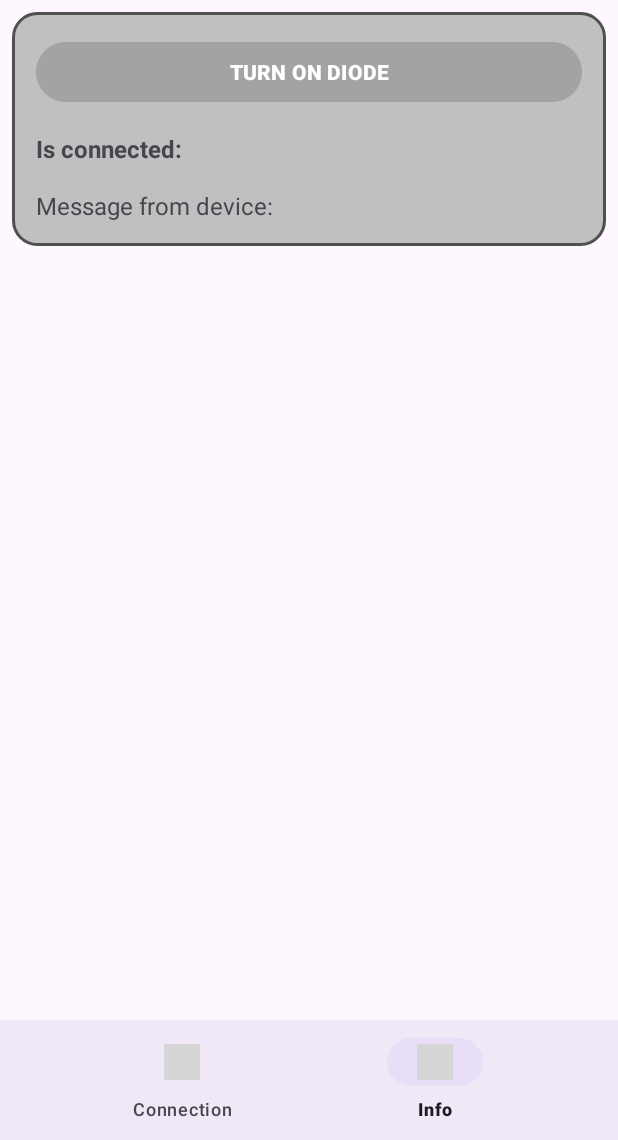
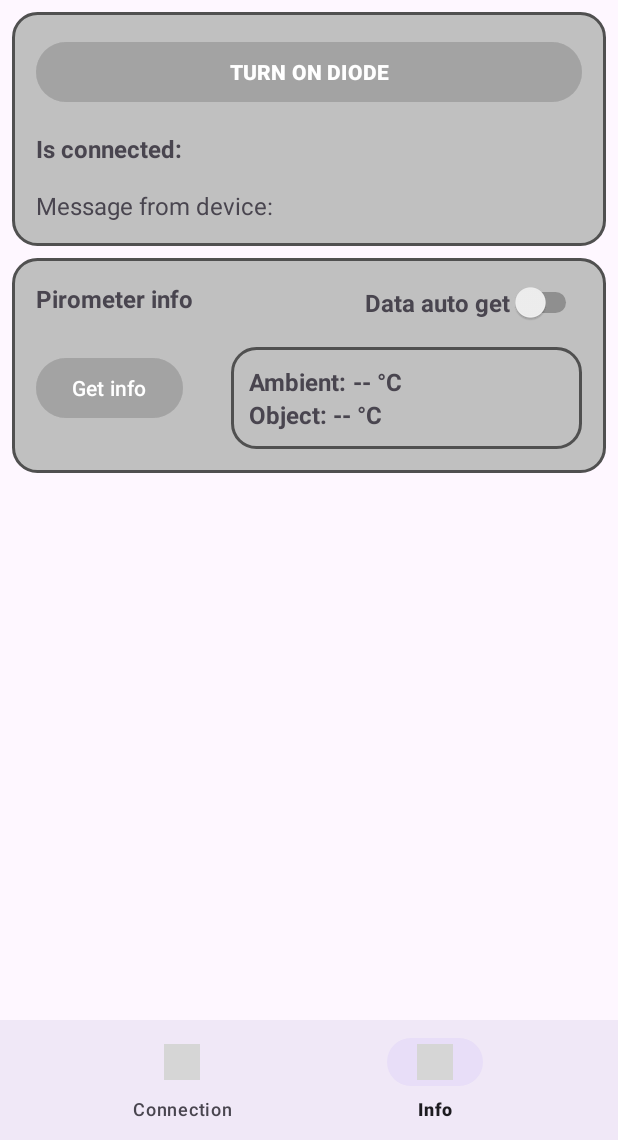
Before and after one commit to VitalianoParmezano/ThermoLink, an Android app: the screen it shows after launch (MainActivity), item 2 of the bottom bar chosen, on a phone screen of 412 x 824 dp, the part 96-1236 px from its top. Run offline under Robolectric (Android 15) with nearby library versions, the phone set to English and light mode, and no system bars; grey boxes are pictures that could not be loaded.

Commit message:
Get info from pirometr | pirometr block

```diff
--- a/app/src/main/java/com/example/thermolink/Device_converstation.java
+++ b/app/src/main/java/com/example/thermolink/Device_converstation.java
@@ -1,10 +1,13 @@
 package com.example.thermolink;
 
+import android.annotation.SuppressLint;
 import android.bluetooth.BluetoothDevice;
 import android.os.Bundle;
 
 import androidx.fragment.app.Fragment;
 
+import android.os.Handler;
+import android.os.Looper;
 import android.view.LayoutInflater;
 import android.view.View;
 import android.view.ViewGroup;
@@ -18,9 +21,9 @@ import org.w3c.dom.Text;
 
 public class Device_converstation extends Fragment {
     private MyBluetoothHelper bluetoothHelper;
-    private TextView isConnected_tv, messageFromDevice_tv;
+    private TextView isConnected_tv, messageFromDevice_tv, ambient_temp_tv, object_temp_tv;
     private BluetoothDevice selectedDevice;
-    private Button btn_debug, btn_turOnDiode;
+    private Button btn_pirometr_info, btn_turOnDiode;
 
     public Device_converstation() {}
 
@@ -55,10 +58,16 @@ public class Device_converstation extends Fragment {
         messageFromDevice_tv = view.findViewById(R.id.tv_receive);
         isConnected_tv = view.findViewById(R.id.tv_is_connected);
 
+        ambient_temp_tv = view.findViewById(R.id.tv_ambient_pirometer);
+        object_temp_tv = view.findViewById(R.id.tv_object_pirometer);
+
         btn_turOnDiode = view.findViewById(R.id.btn_turn_on_diode);
         btn_turOnDiode.setOnClickListener(v -> {
             bluetoothHelper.sendCommand("SWITCH_LED");
         });
+
+        btn_pirometr_info = view.findViewById(R.id.btn_pirometr_info);
+        btn_pirometr_info.setOnClickListener(v -> bluetoothHelper.sendCommand("PIROMETR"));
 
 
 
@@ -72,6 +81,7 @@ public class Device_converstation extends Fragment {
             @Override
             public void onMessageFromDevice(String s) {
                 messageFromDevice_tv.setText("Message from device: " + s);
+                messageFromDeviceHandler(s);
             }
         });
 
@@ -79,4 +89,20 @@ public class Device_converstation extends Fragment {
         return view;
     }
 
+    @SuppressLint("SetTextI18n")
+    private void messageFromDeviceHandler(String s){
+        Handler mainHandler  = new Handler(Looper.getMainLooper());
+
+        if (s.startsWith("pirometr")){
+            s = s.substring(8);
+            String[] parts = s.split("\\|");
+            final String ambientText = parts[0] + " °C";
+            final String objectText = parts[1] + " °C";
+            mainHandler.post(() -> {
+                ambient_temp_tv.setText(ambientText);
+                object_temp_tv.setText(objectText);
+            });
+        }
+    }
+
 }
--- a/app/src/main/res/layout/fragment_device_converstation.xml
+++ b/app/src/main/res/layout/fragment_device_converstation.xml
@@ -10,35 +10,38 @@
         android:layout_width="match_parent"
         android:layout_height="match_parent">
 
+
         <androidx.constraintlayout.widget.ConstraintLayout
+            android:id="@+id/layout_debug_info"
             android:layout_width="match_parent"
             android:layout_height="wrap_content"
+            android:layout_margin="8dp"
             android:background="@drawable/shape_rounded_item"
             android:padding="16dp"
-            app:layout_constraintTop_toTopOf="parent"
-            android:layout_margin="8dp"
-            >
+            app:layout_constraintTop_toTopOf="parent">
+
             <Button
                 android:id="@+id/btn_turn_on_diode"
                 android:layout_width="0dp"
                 android:layout_height="wrap_content"
+                android:backgroundTint="@color/light_gray"
+                android:paddingVertical="10dp"
                 android:text="TURN ON DIODE"
-                android:backgroundTint="@color/light_gray"
                 android:textStyle="bold"
-                android:paddingVertical="10dp"
-                app:layout_constraintTop_toTopOf="parent"
+                app:layout_constraintEnd_toEndOf="parent"
                 app:layout_constraintStart_toStartOf="parent"
-                app:layout_constraintEnd_toEndOf="parent" />
+                app:layout_constraintTop_toTopOf="parent" />
+
             <TextView
                 android:id="@+id/tv_is_connected"
                 android:layout_width="wrap_content"
                 android:layout_height="wrap_content"
+                android:layout_marginTop="16dp"
                 android:text="Is connected:"
                 android:textSize="16sp"
                 android:textStyle="bold"
-                android:layout_marginTop="16dp"
-                app:layout_constraintTop_toBottomOf="@id/btn_turn_on_diode"
-                app:layout_constraintStart_toStartOf="parent" />
+                app:layout_constraintStart_toStartOf="parent"
+                app:layout_constraintTop_toBottomOf="@id/btn_turn_on_diode" />
 
             <!-- "Готово до відправки" -->
 
@@ -47,20 +50,122 @@
                 android:id="@+id/tv_receive"
                 android:layout_width="0dp"
                 android:layout_height="wrap_content"
+                android:layout_marginTop="16dp"
+                android:layout_marginBottom="4dp"
                 android:text="Message from device:"
                 android:textSize="16sp"
-                android:layout_marginTop="16dp"
-                android:layout_marginBottom="4dp"
-                app:layout_constraintTop_toBottomOf="@id/tv_is_connected"
+                app:layout_constraintEnd_toEndOf="parent"
                 app:layout_constraintStart_toStartOf="parent"
-                app:layout_constraintEnd_toEndOf="parent" />
+                app:layout_constraintTop_toBottomOf="@id/tv_is_connected" />
 
         </androidx.constraintlayout.widget.ConstraintLayout>
 
+        <androidx.constraintlayout.widget.ConstraintLayout
+            android:layout_width="match_parent"
+            android:layout_height="wrap_content"
+            android:layout_margin="8dp"
+            android:background="@drawable/shape_rounded_item"
+            android:padding="16dp"
+            app:layout_constraintEnd_toEndOf="parent"
+            app:layout_constraintStart_toStartOf="parent"
+            app:layout_constraintTop_toBottomOf="@id/layout_debug_info">
 
+            <TextView
+                android:id="@+id/tv_pirometer_block"
+                android:layout_width="wrap_content"
+                android:layout_height="wrap_content"
+                android:text="Pirometer info"
+                android:textSize="16sp"
+                android:textStyle="bold"
+                app:layout_constraintStart_toStartOf="parent"
+                app:layout_constraintTop_toTopOf="parent" />
 
+            <Button
+                android:id="@+id/btn_pirometr_info"
+                android:layout_width="wrap_content"
+                android:layout_height="wrap_content"
+                android:backgroundTint="@color/light_gray"
+                android:text="Get info"
+                app:layout_constraintBottom_toBottomOf="parent"
+                app:layout_constraintStart_toStartOf="parent"
+                app:layout_constraintTop_toBottomOf="@id/tv_pirometer_block"
+                app:layout_constraintVertical_bias="0.6" />
 
+            <Switch
+                android:id="@+id/auto_get_pirometer"
+                android:layout_width="wrap_content"
+                android:layout_height="wrap_content"
+                android:checked="false"
+                android:text="Data auto get"
+                android:textColor="?attr/colorControlNormal"
+                android:textSize="16sp"
+                android:textStyle="bold"
+                app:layout_constraintEnd_toEndOf="parent"
+                app:layout_constraintTop_toTopOf="parent"
+                tools:ignore="UseSwitchCompatOrMaterialXml" />
 
+            <androidx.constraintlayout.widget.ConstraintLayout
+                android:layout_width="0dp"
+                android:layout_height="wrap_content"
+                android:layout_marginStart="32dp"
+                android:layout_marginTop="16dp"
+                android:background="@drawable/shape_rounded_item"
+                android:padding="12dp"
+                app:layout_constraintEnd_toEndOf="parent"
+                app:layout_constraintStart_toEndOf="@id/btn_pirometr_info"
+                app:layout_constraintTop_toBottomOf="@id/auto_get_pirometer">
+
+                <!-- Ambient Label -->
+                <TextView
+                    android:id="@+id/tv_ambient_label"
+                    android:layout_width="wrap_content"
+                    android:layout_height="wrap_content"
+                    android:text="Ambient:"
+                    android:textSize="16sp"
+                    android:textStyle="bold"
+                    app:layout_constraintStart_toStartOf="parent"
+                    app:layout_constraintTop_toTopOf="parent" />
+
+                <!-- Ambient Value -->
+                <TextView
+                    android:id="@+id/tv_ambient_pirometer"
+                    android:layout_width="wrap_content"
+                    android:layout_height="wrap_content"
+                    android:layout_marginStart="4dp"
+                    android:text="-- °C"
+                    android:textSize="16sp"
+                    android:textStyle="bold"
+                    app:layout_constraintStart_toEndOf="@id/tv_ambient_label"
+                    app:layout_constraintTop_toTopOf="parent" />
+
+                <!-- Object Label -->
+                <TextView
+                    android:id="@+id/tv_object_label"
+                    android:layout_width="wrap_content"
+                    android:layout_height="wrap_content"
+                    android:text="Object:"
+                    android:textSize="16sp"
+                    android:textStyle="bold"
+                    app:layout_constraintBottom_toBottomOf="parent"
+                    app:layout_constraintStart_toStartOf="parent"
+                    app:layout_constraintTop_toBottomOf="@id/tv_ambient_label" />
+
+                <!-- Object Value -->
+                <TextView
+                    android:id="@+id/tv_object_pirometer"
+                    android:layout_width="wrap_content"
+                    android:layout_height="wrap_content"
+                    android:layout_marginStart="4dp"
+                    android:text="-- °C"
+                    android:textSize="16sp"
+                    android:textStyle="bold"
+                    app:layout_constraintBottom_toBottomOf="parent"
+                    app:layout_constraintStart_toEndOf="@id/tv_object_label"
+                    app:layout_constraintTop_toBottomOf="@id/tv_ambient_pirometer" />
+
+            </androidx.constraintlayout.widget.ConstraintLayout>
+
+        </androidx.constraintlayout.widget.ConstraintLayout>
 
     </androidx.constraintlayout.widget.ConstraintLayout>
 
--- a/app/src/main/res/values/themes.xml
+++ b/app/src/main/res/values/themes.xml
@@ -1,9 +1,9 @@
 <resources xmlns:tools="http://schemas.android.com/tools">
     <!-- Base application theme. -->
-    <style name="Base.Theme.ThermoLink" parent="Theme.Material3.DayNight.NoActionBar">
+    <style name="Base.Theme.ThermoLink" parent="Theme.Material3.Light.NoActionBar">
         <!-- Customize your light theme here. -->
         <!-- <item name="colorPrimary">@color/my_light_primary</item> -->
     </style>
 
-    <style name="Theme.ThermoLink" parent="Base.Theme.ThermoLink" />
+    <style name="Theme.ThermoLink" parent="Theme.Material3.Light.NoActionBar" />
 </resources>
```
